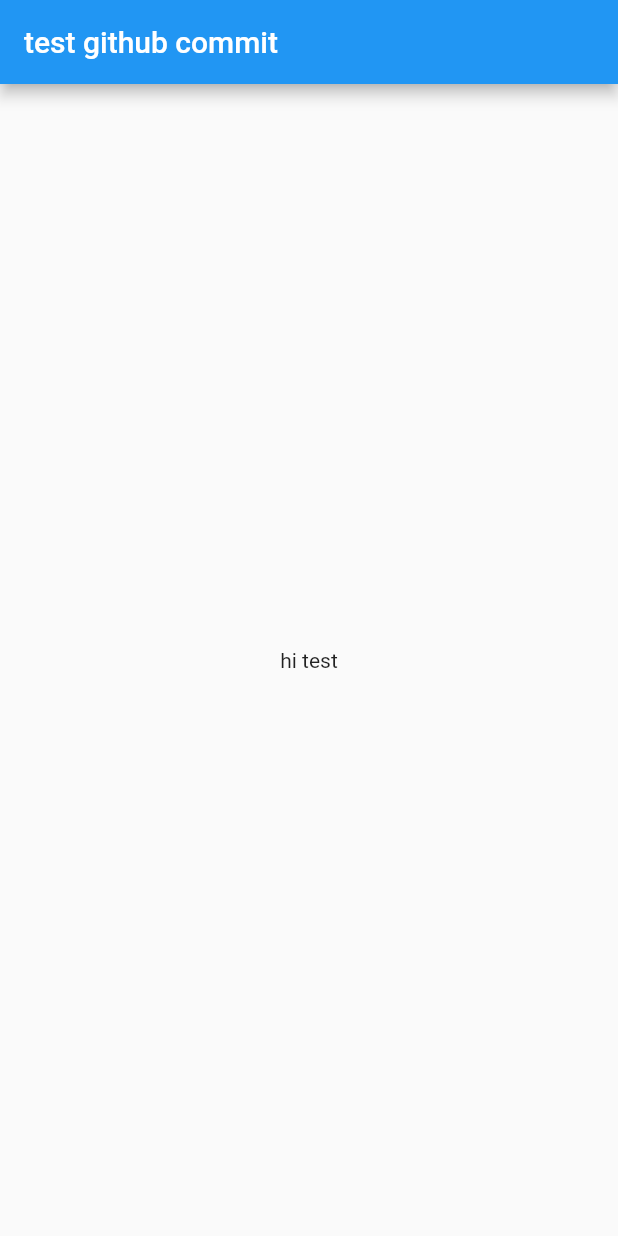
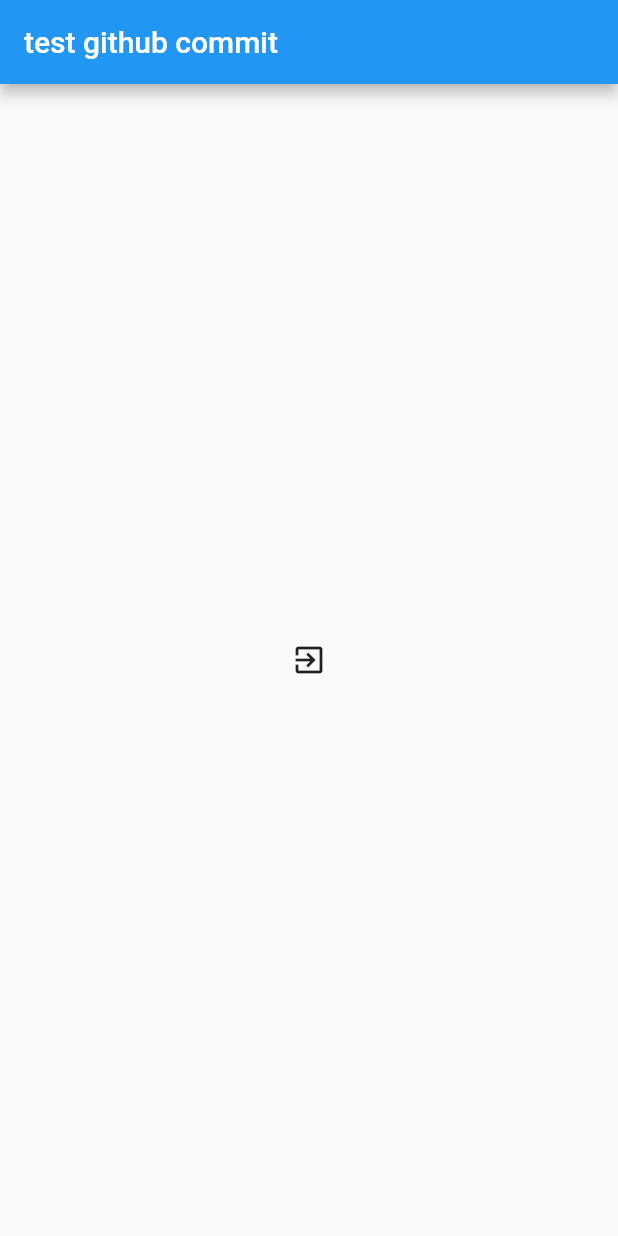
Before and after one commit to abdelrahman612/gth_test, a Flutter app: the screen it shows after launch, on a phone screen of 412 x 824 dp. Run offline on Flutter 3.47's test engine with Material 2 defaults, Android fonts, the phone set to English and light mode, and no system bars.

Commit message:
test third commit

```diff
--- a/lib/screen/screen_page.dart
+++ b/lib/screen/screen_page.dart
@@ -1,11 +1,29 @@
 import 'package:flutter/cupertino.dart';
+import 'package:flutter/material.dart';
 
 class Mybody extends StatelessWidget {
   @override
   Widget build(BuildContext context) {
+    return Other();
+  }
+}
+
+class Other extends StatefulWidget {
+  @override
+  _OtherState createState() => _OtherState();
+}
+
+class _OtherState extends State<Other> {
+  @override
+  Widget build(BuildContext context) {
     return Center(
-      child: Container(
-        child: Text('hi test'),
+      child: GestureDetector(
+        onTap: (){
+          print('ok');
+        },
+        child: Container(
+          child: Icon(Icons.exit_to_app),
+        ),
       ),
     );
   }
```
